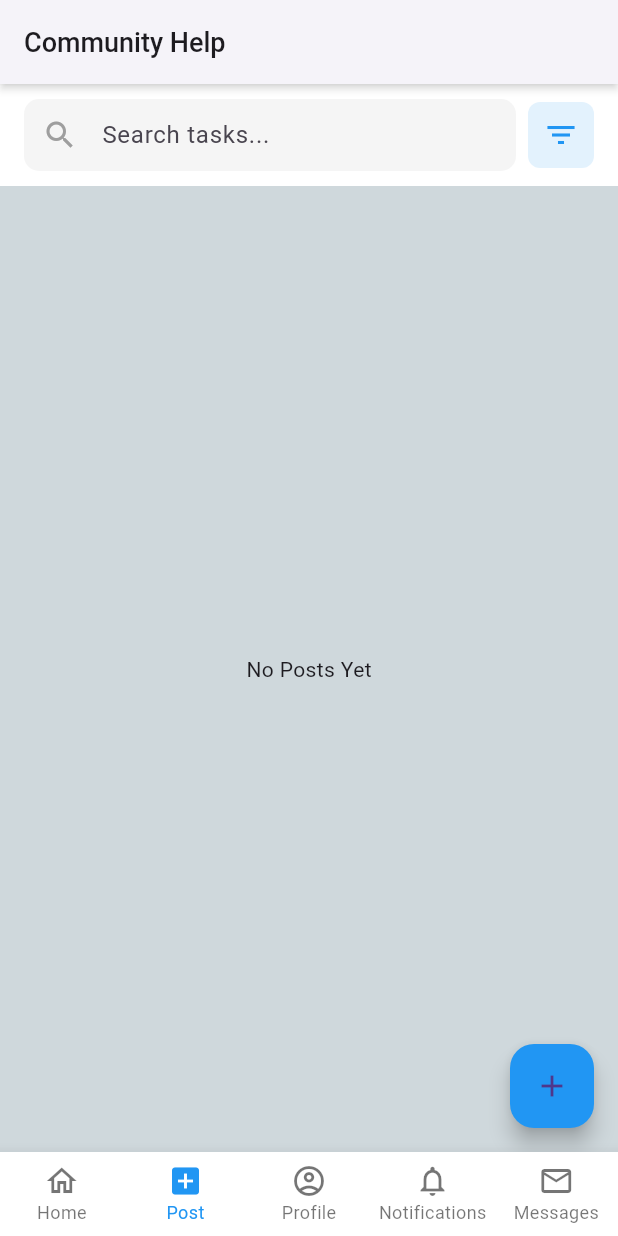
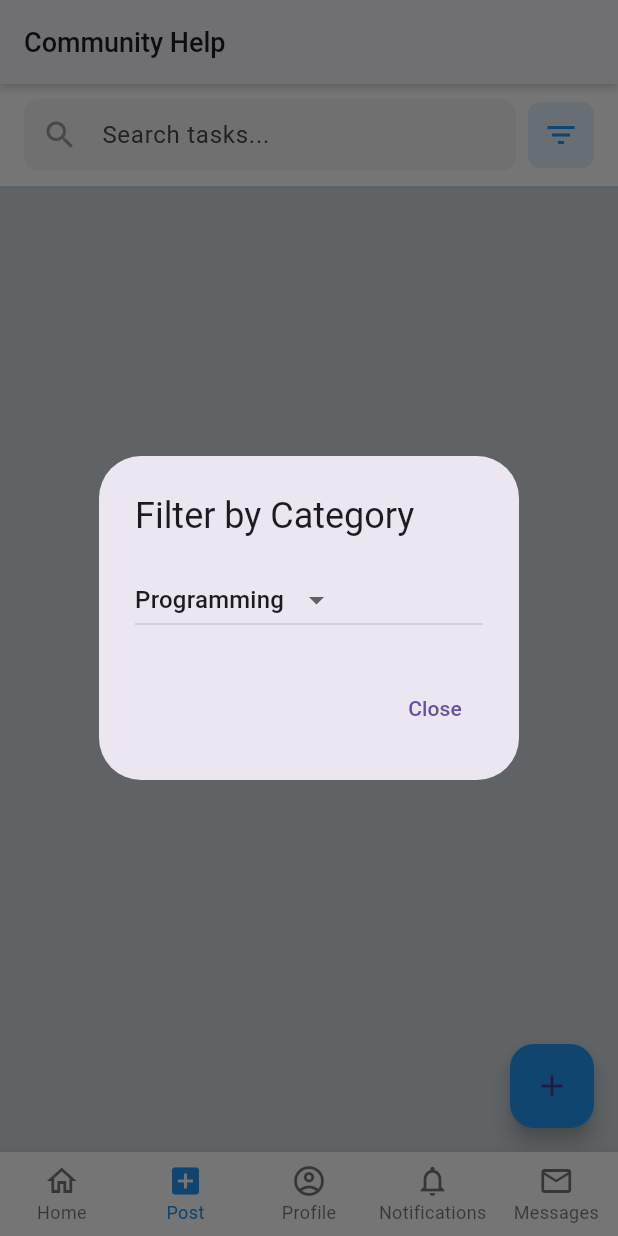
Before and after one commit to tuannna06/SkillSwap, a Flutter app: the screen it shows after launch, item 2 of the bottom bar chosen, after a tap on the "filter list" icon, on a phone screen of 412 x 824 dp. Run offline on Flutter 3.47's test engine with Material 3 defaults, Android fonts, the light colour scheme and no system bars; our stand-ins replace cloud_firestore, equatable, firebase_core, flutter_bloc; accounts and stored records are empty.

Commit message:
Foundation of Filter Function

```diff
--- a/lib/features/posts/presentation/pages/posts_page.dart
+++ b/lib/features/posts/presentation/pages/posts_page.dart
@@ -1,4 +1,4 @@
-import 'package:cs222_final/features/posts/data/repositories/posts_repository_impl.dart';
+//import 'package:cs222_final/features/posts/data/repositories/posts_repository_impl.dart';
 import 'package:flutter/material.dart';
 import 'package:flutter_bloc/flutter_bloc.dart';
 import 'package:cs222_final/components/custom_app_bar.dart';
@@ -8,6 +8,8 @@ import 'package:cs222_final/features/posts/presentation/bloc/posts_event.dart';
 import 'package:cs222_final/features/posts/presentation/bloc/posts_state.dart';
 import 'package:cs222_final/features/posts/presentation/pages/create_post_page.dart';
 import 'package:cs222_final/features/posts/presentation/widgets/post_card.dart';
+
+const List<String> categories = <String>['Programming', 'Design', 'Academic', 'Manual Labour', 'Sports', 'Other'];
 
 class PostsPage extends StatelessWidget {
   const PostsPage({super.key});
@@ -54,7 +56,7 @@ class PostsPage extends StatelessWidget {
               InkWell(
                 onTap: () {
                   // Open filter modal or show popup menu
-                  //_showFilterDialog(context);
+                  _showFilterDialog(context);
                 },
                 borderRadius: BorderRadius.circular(8),
                 child: Container(
@@ -153,3 +155,44 @@ class PostsPage extends StatelessWidget {
     );
   }
 }
+
+//Temp Base code provided by ChatGPT
+void _showFilterDialog(BuildContext context) {
+  showDialog(
+    context: context,
+    builder: (BuildContext context) {
+      String selectedCategory = categories.first;
+      return AlertDialog(
+        title: const Text('Filter by Category'),
+        content: StatefulBuilder(
+          builder: (context, setState) {
+            return DropdownButton<String>(
+              value: selectedCategory,
+              onChanged: (String? value) {
+                if (value != null) {
+                  setState(() {
+                    selectedCategory = value;
+                  });
+                  // Dispatch event to filter
+                  context.read<PostsBloc>().add(FilterPostsByCategory(value));
+                }
+              },
+              items: categories
+                  .map((value) => DropdownMenuItem<String>(
+                        value: value,
+                        child: Text(value),
+                      ))
+                  .toList(),
+            );
+          },
+        ),
+        actions: [
+          TextButton(
+            onPressed: () => Navigator.pop(context),
+            child: const Text('Close'),
+          ),
+        ],
+      );
+    },
+  );
+}
```
